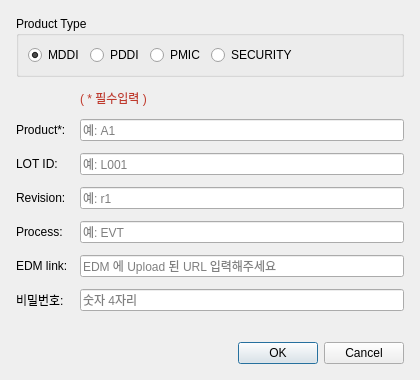
Qt form client/upload_dialog.ui (happyudding/report_server) before a commit.
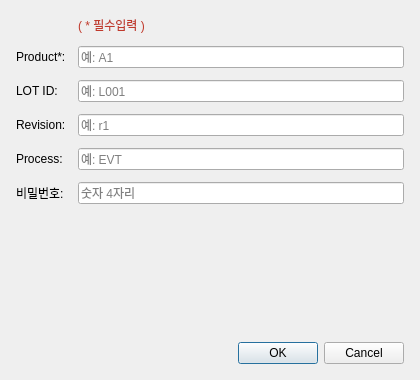
The same form after that commit.

```diff
--- a/client/upload_dialog.ui
+++ b/client/upload_dialog.ui
@@ -19,44 +19,6 @@
    <property name="rightMargin"><number>16</number></property>
    <property name="bottomMargin"><number>16</number></property>
    <property name="spacing"><number>12</number></property>
-   <item>
-    <widget class="QGroupBox" name="groupBox_pt">
-     <property name="title">
-      <string>Product Type</string>
-     </property>
-     <layout class="QHBoxLayout" name="horizontalLayout_pt">
-      <item>
-       <widget class="QRadioButton" name="rb_pt_MDDI">
-        <property name="text"><string>MDDI</string></property>
-        <property name="checked"><bool>true</bool></property>
-       </widget>
-      </item>
-      <item>
-       <widget class="QRadioButton" name="rb_pt_PDDI">
-        <property name="text"><string>PDDI</string></property>
-       </widget>
-      </item>
-      <item>
-       <widget class="QRadioButton" name="rb_pt_PMIC">
-        <property name="text"><string>PMIC</string></property>
-       </widget>
-      </item>
-      <item>
-       <widget class="QRadioButton" name="rb_pt_SECURITY">
-        <property name="text"><string>SECURITY</string></property>
-       </widget>
-      </item>
-      <item>
-       <spacer name="horizontalSpacer_pt">
-        <property name="orientation"><enum>Qt::Horizontal</enum></property>
-        <property name="sizeHint" stdset="0">
-         <size><width>40</width><height>20</height></size>
-        </property>
-       </spacer>
-      </item>
-     </layout>
-    </widget>
-   </item>
    <item>
     <layout class="QFormLayout" name="formLayout">
      <item row="0" column="1">
@@ -106,21 +68,11 @@
       </widget>
      </item>
      <item row="5" column="0">
-      <widget class="QLabel" name="label_edm_link">
-       <property name="text"><string>EDM link:</string></property>
-      </widget>
-     </item>
-     <item row="5" column="1">
-      <widget class="QLineEdit" name="le_edm_link">
-       <property name="placeholderText"><string>EDM 에 Upload 된 URL 입력해주세요</string></property>
-      </widget>
-     </item>
-     <item row="6" column="0">
       <widget class="QLabel" name="label_pw">
        <property name="text"><string>비밀번호:</string></property>
       </widget>
      </item>
-     <item row="6" column="1">
+     <item row="5" column="1">
       <widget class="QLineEdit" name="le_password">
        <property name="placeholderText"><string>숫자 4자리</string></property>
        <property name="echoMode"><enum>QLineEdit::Password</enum></property>
```
